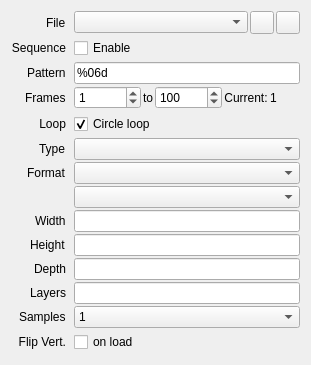
The window that src/session/TextureProperties.ui (houmain/gpupad) describes before a commit, drawn with Qt 5.
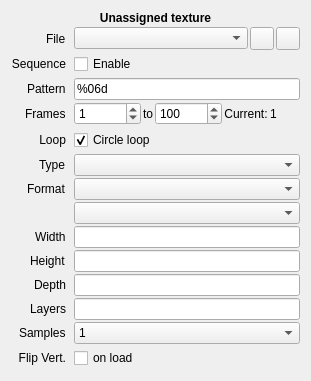
The same window after the commit. Icons and pictures are not drawn. Custom widgets are drawn as their Qt base class.

Commit message:
Add texture usage label to TextureProperties UI
Introduces a usage label to the TextureProperties panel that displays whether a texture is unassigned, loaded, or assigned to a target. The label updates automatically when relevant data changes, improving clarity for users managing texture assignments.

The edit to the form file:
```diff
--- a/src/session/TextureProperties.ui
+++ b/src/session/TextureProperties.ui
@@ -22,14 +22,30 @@
      <property name="verticalSpacing">
       <number>2</number>
      </property>
-     <item row="0" column="0">
+     <item row="0" column="0" colspan="2">
+      <widget class="QLabel" name="usageLabel">
+       <property name="text">
+        <string>Unassigned texture</string>
+       </property>
+       <property name="alignment">
+        <set>Qt::AlignmentFlag::AlignCenter</set>
+       </property>
+       <property name="font">
+        <font>
+         <weight>75</weight>
+         <bold>true</bold>
+        </font>
+       </property>
+      </widget>
+     </item>
+     <item row="1" column="0">
       <widget class="QLabel" name="labelFile">
        <property name="text">
         <string>File</string>
        </property>
       </widget>
      </item>
-     <item row="0" column="1">
+     <item row="1" column="1">
       <widget class="QWidget" name="widgetFile" native="true">
        <layout class="QHBoxLayout" name="horizontalLayout_7">
         <property name="spacing">
@@ -85,7 +101,7 @@
        </layout>
       </widget>
      </item>
-     <item row="1" column="0">
+     <item row="2" column="0">
       <widget class="QLabel" name="labelSequence">
        <property name="text">
         <string>Sequence</string>
@@ -95,7 +111,7 @@
        </property>
       </widget>
      </item>
-     <item row="1" column="1">
+     <item row="2" column="1">
       <widget class="QCheckBox" name="isSequence">
        <property name="minimumSize">
         <size>
@@ -108,28 +124,28 @@
        </property>
       </widget>
      </item>
-     <item row="2" column="0">
+     <item row="3" column="0">
       <widget class="QLabel" name="labelPattern">
        <property name="text">
         <string>Pattern</string>
        </property>
       </widget>
      </item>
-     <item row="2" column="1">
+     <item row="3" column="1">
       <widget class="QLineEdit" name="sequencePattern">
        <property name="text">
         <string>%06d</string>
        </property>
       </widget>
      </item>
-     <item row="3" column="0">
+     <item row="4" column="0">
       <widget class="QLabel" name="labelFrameRange">
        <property name="text">
         <string>Frames</string>
        </property>
       </widget>
      </item>
-     <item row="3" column="1">
+     <item row="4" column="1">
       <widget class="QWidget" name="widgetFrameRange" native="true">
        <layout class="QHBoxLayout" name="horizontalLayoutFrames">
         <property name="spacing">
@@ -212,7 +228,7 @@
        </layout>
       </widget>
      </item>
-     <item row="4" column="0">
+     <item row="5" column="0">
       <widget class="QLabel" name="labelLoop">
        <property name="text">
         <string>Loop</string>
@@ -222,7 +238,7 @@
        </property>
       </widget>
      </item>
-     <item row="4" column="1">
+     <item row="5" column="1">
       <widget class="QCheckBox" name="loopSequence">
        <property name="minimumSize">
         <size>
@@ -238,7 +254,7 @@
        </property>
       </widget>
      </item>
-     <item row="5" column="0">
+     <item row="6" column="0">
       <widget class="QLabel" name="labelTarget">
        <property name="sizePolicy">
         <sizepolicy hsizetype="Maximum" vsizetype="Preferred">
@@ -251,70 +267,70 @@
        </property>
       </widget>
      </item>
-     <item row="5" column="1">
+     <item row="6" column="1">
       <widget class="DataComboBox" name="target"/>
      </item>
-     <item row="6" column="0">
+     <item row="7" column="0">
       <widget class="QLabel" name="labelFormat">
        <property name="text">
         <string>Format</string>
        </property>
       </widget>
      </item>
-     <item row="6" column="1">
-      <widget class="DataComboBox" name="formatType"/>
-     </item>
      <item row="7" column="1">
+      <widget class="DataComboBox" name="formatType"/>
+     </item>
+     <item row="8" column="1">
       <widget class="DataComboBox" name="formatData"/>
      </item>
-     <item row="8" column="0">
+     <item row="9" column="0">
       <widget class="QLabel" name="labelWidth">
        <property name="text">
         <string>Width</string>
        </property>
       </widget>
      </item>
-     <item row="8" column="1">
+     <item row="9" column="1">
       <widget class="ExpressionLineEdit" name="width"/>
      </item>
-     <item row="9" column="0">
+     <item row="10" column="0">
       <widget class="QLabel" name="labelHeight">
        <property name="text">
         <string>Height</string>
        </property>
       </widget>
      </item>
-     <item row="9" column="1">
+     <item row="10" column="1">
       <widget class="ExpressionLineEdit" name="height"/>
      </item>
-     <item row="10" column="0">
+     <item row="11" column="0">
       <widget class="QLabel" name="labelDepth">
        <property name="text">
         <string>Depth</string>
        </property>
       </widget>
      </item>
-     <item row="10" column="1">
+     <item row="11" column="1">
       <widget class="ExpressionLineEdit" name="depth"/>
      </item>
-     <item row="11" column="0">
+     <item row="12" column="0">
       <widget class="QLabel" name="labelLayers">
        <property name="text">
         <string>Layers</string>
        </property>
       </widget>
      </item>
-     <item row="11" column="1">
+     <item row="12" column="1">
       <widget class="ExpressionLineEdit" name="layers"/>
      </item>
-     <item row="12" column="0">
+     <item row="13" column="0">
       <widget class="QLabel" name="labelSamples">
        <property name="text">
         <string>Samples</string>
        </property>
       </widget>
      </item>
-     <item row="12" column="1">
+     <item row="13" column="1">
       <widget class="QComboBox" name="samples">
        <item>
         <property name="text">
@@ -353,7 +369,7 @@
        </item>
       </widget>
      </item>
-     <item row="13" column="0">
+     <item row="14" column="0">
       <widget class="QLabel" name="labelFlipVertically">
        <property name="text">
         <string>Flip Vert.</string>
@@ -366,7 +382,7 @@
        </property>
       </widget>
      </item>
-     <item row="13" column="1">
+     <item row="14" column="1">
       <widget class="QCheckBox" name="flipVertically">
        <property name="minimumSize">
         <size>
```
The commit also changes 2 other files.
